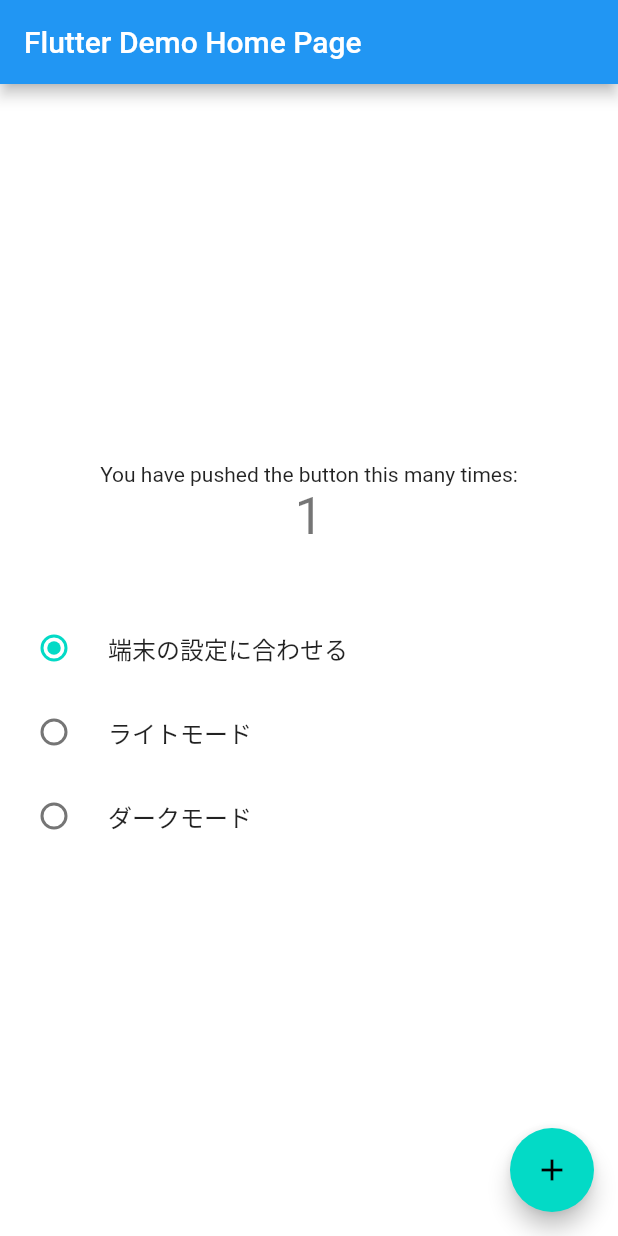
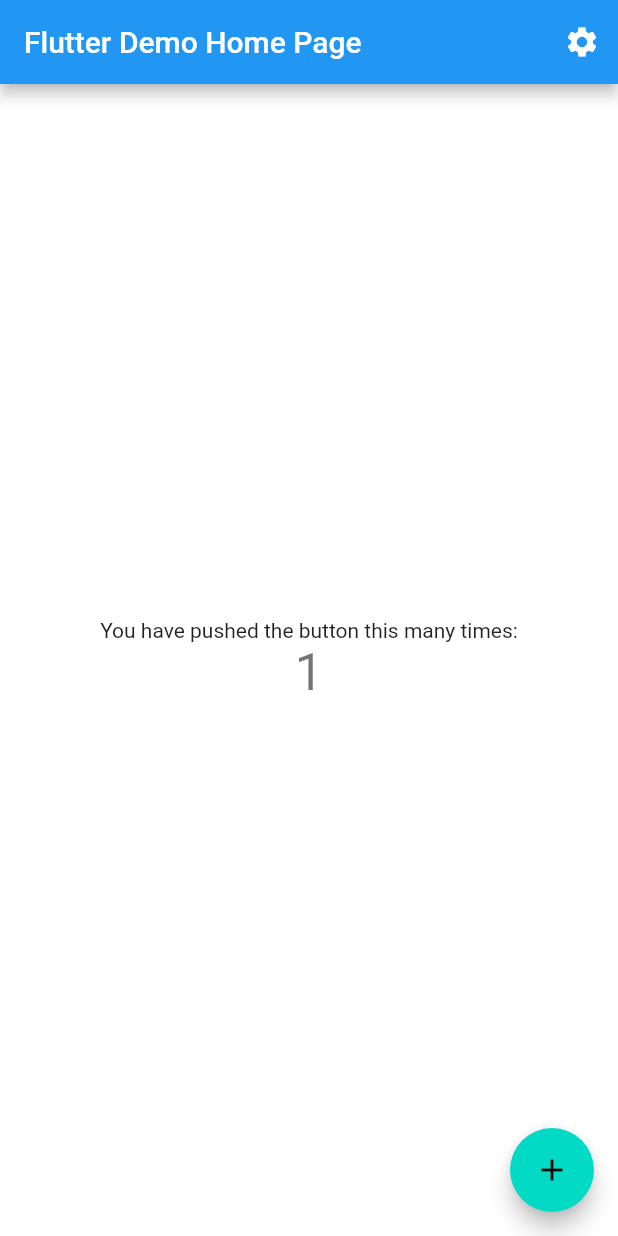
Before and after one commit to miyakeryo/flutter_kaigi_2022, a Flutter app: the screen it shows after launch, after a tap on the "add" icon, on a phone screen of 412 x 824 dp. Run offline on Flutter 3.47's test engine with Material 2 defaults, Android fonts, the phone set to English and light mode, and no system bars; our stand-ins replace shared_preferences.

Commit message:
add settings page

```diff
--- a/lib/home.dart
+++ b/lib/home.dart
@@ -1,7 +1,6 @@
 import 'package:flutter/material.dart';
-import 'package:provider/provider.dart';
 
-import 'theme.dart';
+import 'settings.dart';
 
 class MyHomePage extends StatefulWidget {
   const MyHomePage({super.key, required this.title});
@@ -22,10 +21,20 @@ class _MyHomePageState extends State<MyHomePage> {
 
   @override
   Widget build(BuildContext context) {
-    final myTheme = context.read<MyTheme>();
     return Scaffold(
       appBar: AppBar(
         title: Text(widget.title),
+        actions: [
+          IconButton(
+            onPressed: () {
+              Navigator.of(context).push(MaterialPageRoute(
+                builder: (_) => const SettingsPage(),
+                fullscreenDialog: true,
+              ));
+            },
+            icon: const Icon(Icons.settings),
+          ),
+        ],
       ),
       body: Center(
         child: Column(
@@ -36,19 +45,6 @@ class _MyHomePageState extends State<MyHomePage> {
               '$_counter',
               style: Theme.of(context).textTheme.headline4,
             ),
-            const SizedBox(height: 40),
-            ...ThemeMode.values.map((themeMode) {
-              return RadioListTile(
-                title: Text(themeMode.text),
-                value: themeMode,
-                groupValue: myTheme.themeMode,
-                onChanged: (_) {
-                  setState(() {
-                    myTheme.themeMode = themeMode;
-                  });
-                },
-              );
-            }),
           ],
         ),
       ),
@@ -60,16 +56,3 @@ class _MyHomePageState extends State<MyHomePage> {
     );
   }
 }
-
-extension on ThemeMode {
-  String get text {
-    switch (this) {
-      case ThemeMode.system:
-        return '端末の設定に合わせる';
-      case ThemeMode.light:
-        return 'ライトモード';
-      case ThemeMode.dark:
-        return 'ダークモード';
-    }
-  }
-}
--- a/lib/theme.dart
+++ b/lib/theme.dart
@@ -7,12 +7,14 @@ abstract class MyThemeData {
   static final light = ThemeData.from(
     colorScheme: const ColorScheme.light(
       primary: Colors.blue,
+      background: Color(0xFFEFEFEF),
     ),
   );
 
   static final dark = ThemeData.from(
     colorScheme: const ColorScheme.dark(
       primary: Colors.blue,
+      background: Color(0xFF202020),
     ),
   );
 }
```
Also changed, not shown: lib/settings.dart (added, +53 -0 lines).
